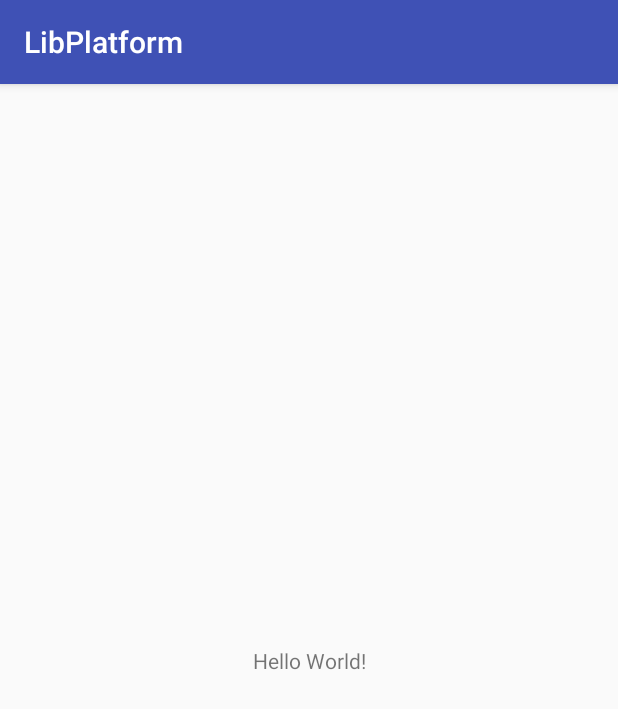
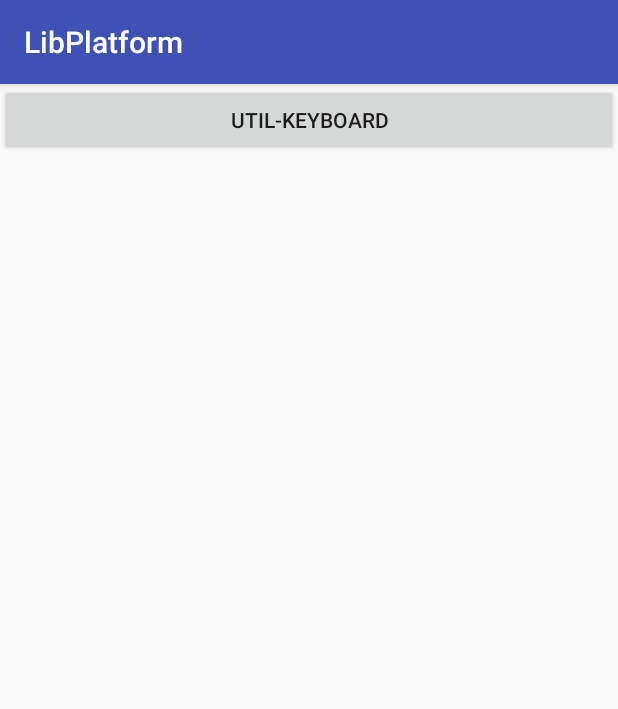
Before and after one commit to q1113225201/LibPlatform, an Android app: the screen it shows after launch (MainActivity), on a phone screen of 412 x 824 dp. Shown: the top 709 px of the screen. Run offline under Robolectric (Android 15) with nearby library versions, the phone set to English and light mode, and no system bars.

Commit message:
Keyboard工具类

```diff
--- a/app/build.gradle
+++ b/app/build.gradle
@@ -1,5 +1,5 @@
 apply plugin: 'com.android.application'
-group='com.github.q1113225201'//最后一个是github账号
+group = 'com.github.q1113225201'//最后一个是github账号
 version '1.0.0'
 android {
     compileSdkVersion 28
--- a/app/src/main/AndroidManifest.xml
+++ b/app/src/main/AndroidManifest.xml
@@ -16,6 +16,7 @@
                 <category android:name="android.intent.category.LAUNCHER" />
             </intent-filter>
         </activity>
+        <activity android:name=".util.KeyboardActivity"></activity>
     </application>
 
 </manifest>
--- a/app/src/main/java/com/sjl/libplatform/MainActivity.java
+++ b/app/src/main/java/com/sjl/libplatform/MainActivity.java
@@ -1,13 +1,32 @@
 package com.sjl.libplatform;
 
+import android.os.Bundle;
 import android.support.v7.app.AppCompatActivity;
-import android.os.Bundle;
+import android.view.View;
 
-public class MainActivity extends AppCompatActivity {
+import com.sjl.libplatform.util.ActivityUtil;
+import com.sjl.libplatform.util.KeyboardActivity;
+
+public class MainActivity extends AppCompatActivity implements View.OnClickListener {
 
     @Override
     protected void onCreate(Bundle savedInstanceState) {
         super.onCreate(savedInstanceState);
         setContentView(R.layout.activity_main);
+
+        initView();
+    }
+
+    private void initView() {
+        findViewById(R.id.btn_util_keyboard).setOnClickListener(this);
+    }
+
+    @Override
+    public void onClick(View v) {
+        switch (v.getId()) {
+            case R.id.btn_util_keyboard:
+                ActivityUtil.startActivity(this, KeyboardActivity.class);
+                break;
+        }
     }
 }
--- a/app/src/main/res/layout/activity_main.xml
+++ b/app/src/main/res/layout/activity_main.xml
@@ -1,18 +1,13 @@
 <?xml version="1.0" encoding="utf-8"?>
-<android.support.constraint.ConstraintLayout xmlns:android="http://schemas.android.com/apk/res/android"
-    xmlns:app="http://schemas.android.com/apk/res-auto"
-    xmlns:tools="http://schemas.android.com/tools"
+<LinearLayout xmlns:android="http://schemas.android.com/apk/res/android"
     android:layout_width="match_parent"
     android:layout_height="match_parent"
-    tools:context=".MainActivity">
+    android:orientation="vertical">
 
-    <TextView
-        android:layout_width="wrap_content"
+    <Button
+        android:id="@+id/btn_util_keyboard"
+        android:layout_width="match_parent"
         android:layout_height="wrap_content"
-        android:text="Hello World!"
-        app:layout_constraintBottom_toBottomOf="parent"
-        app:layout_constraintLeft_toLeftOf="parent"
-        app:layout_constraintRight_toRightOf="parent"
-        app:layout_constraintTop_toTopOf="parent" />
+        android:text="util-Keyboard" />
 
-</android.support.constraint.ConstraintLayout>
+</LinearLayout>
```
Also changed, not shown: app/src/main/java/com/sjl/libplatform/util/KeyboardActivity.java (added, +53 -0 lines), app/src/main/res/layout/activity_keyboard.xml (added, +44 -0 lines), libplatform/src/main/java/com/sjl/libplatform/base/PlatformActivity.java (+4 -22 lines), libplatform/src/main/java/com/sjl/libplatform/util/ActivityUtil.java (added, +33 -0 lines), libplatform/src/main/java/com/sjl/libplatform/util/KeyboardUtil.java (added, +80 -0 lines), libplatform/src/main/java/com/sjl/libplatform/util/SystemUtil.java (+0 -20 lines).
